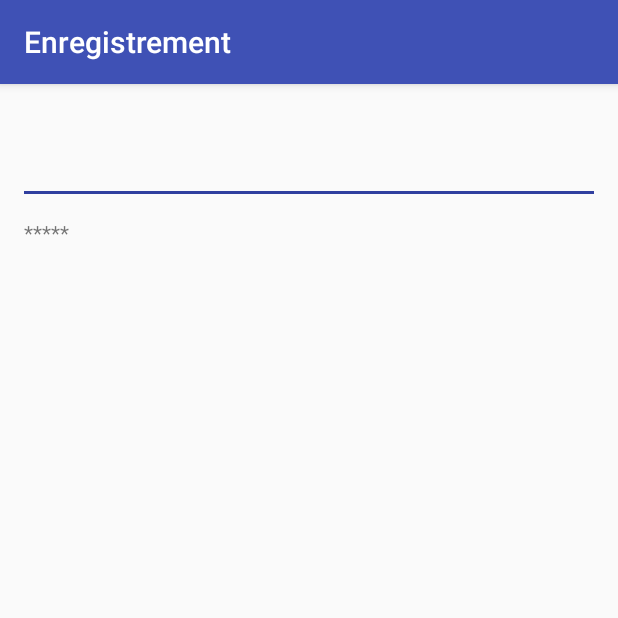
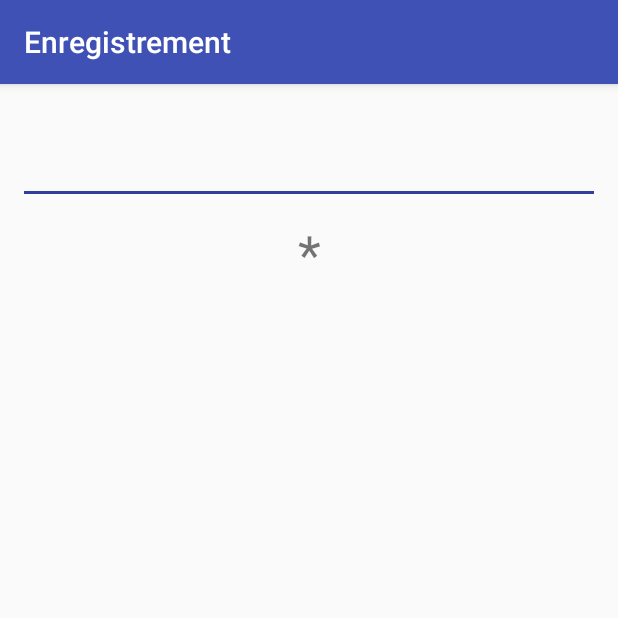
Before and after one commit to yurivital/bam, an Android app: the RecordingActivity screen opened directly, with no data from a screen before it, on a phone screen of 412 x 824 dp, the top half of it. Run offline under Robolectric (Android 15) with nearby library versions, the phone set to English and light mode, and no system bars.

Commit message:
kinerecorder - Doc and refactor

```diff
--- a/tools/Kinerecorder/app/src/main/AndroidManifest.xml
+++ b/tools/Kinerecorder/app/src/main/AndroidManifest.xml
@@ -4,6 +4,7 @@
 
     <uses-permission android:name="android.permission.WRITE_EXTERNAL_STORAGE" />
     <uses-permission android:name="android.permission.READ_EXTERNAL_STORAGE" />
+
 
 
     <application
--- a/tools/Kinerecorder/app/src/main/res/layout/activity_recording.xml
+++ b/tools/Kinerecorder/app/src/main/res/layout/activity_recording.xml
@@ -10,6 +10,7 @@
     tools:context="org.appfields.kinerecorder.RecordingActivity">
 
     <LinearLayout
+        android:layout_alignParentTop="true"
         android:orientation="vertical"
         android:layout_width="match_parent"
         android:layout_height="wrap_content">
@@ -29,10 +30,12 @@
             android:background="@color/colorPrimaryDark" />
 
        <TextView
+           android:textAlignment="center"
            android:layout_width="match_parent"
            android:layout_height="wrap_content"
            android:id="@+id/spinner"
-           android:text="*****"
+           android:text="*"
+           style="@style/MainTitle"
 
            />
     </LinearLayout>
```
Also changed, not shown: tools/Kinerecorder/app/src/main/java/org/appfields/kinerecorder/KinerecorderApp.java (+7 -1 lines), tools/Kinerecorder/app/src/main/java/org/appfields/kinerecorder/RecordingActivity.java (+21 -2 lines), tools/Kinerecorder/app/src/main/java/org/appfields/kinerecorder/WriterService.java (+14 -1 lines).
